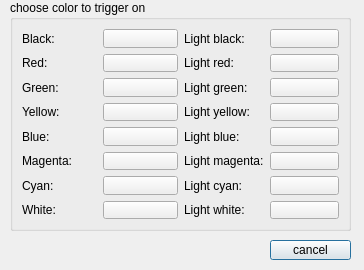
This is src/ui/color_trigger.ui in Mudlet/Mudlet as Qt 5 draws it before an edit. The edited form follows.
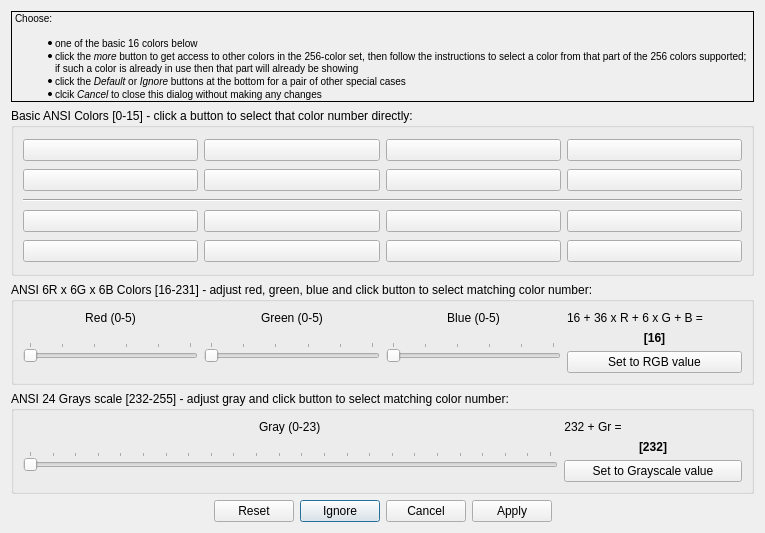
This is the edited form. Icons and pictures are not drawn.

Patch:
```diff
--- a/src/ui/color_trigger.ui
+++ b/src/ui/color_trigger.ui
@@ -9,91 +9,55 @@
    <rect>
     <x>0</x>
     <y>0</y>
-    <width>364</width>
-    <height>270</height>
+    <width>765</width>
+    <height>533</height>
    </rect>
   </property>
   <property name="modal">
    <bool>true</bool>
   </property>
-  <widget class="QPushButton" name="closeButton">
-   <property name="geometry">
-    <rect>
-     <x>270</x>
-     <y>240</y>
-     <width>81</width>
-     <height>20</height>
-    </rect>
+  <layout class="QVBoxLayout" name="verticalLayout">
+   <property name="sizeConstraint">
+    <enum>QLayout::SetMinimumSize</enum>
    </property>
-   <property name="text">
-    <string>cancel</string>
-   </property>
-  </widget>
-  <widget class="QGroupBox" name="groupBox_2">
-   <property name="geometry">
-    <rect>
-     <x>10</x>
-     <y>0</y>
-     <width>341</width>
-     <height>231</height>
-    </rect>
-   </property>
-   <property name="title">
-    <string>choose color to trigger on</string>
-   </property>
-   <layout class="QGridLayout" name="gridLayout_8">
-    <item row="0" column="0">
-     <layout class="QGridLayout" name="gridLayout_4">
+   <item>
+    <widget class="QLabel" name="label">
+     <property name="frameShape">
+      <enum>QFrame::Panel</enum>
+     </property>
+     <property name="frameShadow">
+      <enum>QFrame::Plain</enum>
+     </property>
+     <property name="text">
+      <string comment="Ensure that &quot;Default&quot;, &quot;Ignore&quot; and &quot;Cancel&quot; in this instruction are the same as used for the controls elsewhere on this dialog.">&lt;small&gt;Choose:&lt;ul&gt;&lt;li&gt;one of the basic 16 colors below&lt;/li&gt;
+&lt;li&gt;click the &lt;i&gt;more&lt;/i&gt; button to get access to other colors in the 256-color set, then follow the instructions to select a color from that part of the 256 colors supported; if such a color is already in use then that part will already be showing&lt;/li&gt;
+&lt;li&gt;click the &lt;i&gt;Default&lt;/i&gt; or &lt;i&gt;Ignore&lt;/i&gt; buttons at the bottom for a pair of other special cases&lt;/li&gt;
+&lt;li&gt;clcik &lt;i&gt;Cancel&lt;/i&gt; to close this dialog without making any changes&lt;/li&gt;&lt;/ul&gt;&lt;/small&gt;</string>
+     </property>
+     <property name="scaledContents">
+      <bool>false</bool>
+     </property>
+     <property name="wordWrap">
+      <bool>true</bool>
+     </property>
+     <property name="textInteractionFlags">
+      <set>Qt::NoTextInteraction</set>
+     </property>
+    </widget>
+   </item>
+   <item>
+    <widget class="QGroupBox" name="groupBox_basicColors">
+     <property name="title">
+      <string>Basic ANSI Colors [0-15] - click a button to select that color number directly:</string>
+     </property>
+     <property name="checkable">
+      <bool>false</bool>
+     </property>
+     <layout class="QGridLayout" name="gridLayout" rowstretch="1,1,0,1,1">
+      <property name="sizeConstraint">
+       <enum>QLayout::SetMinimumSize</enum>
+      </property>
       <item row="0" column="0">
-       <widget class="QLabel" name="label">
-        <property name="text">
-         <string>Black:</string>
-        </property>
-       </widget>
-      </item>
-      <item row="1" column="0">
-       <widget class="QLabel" name="label_2">
-        <property name="text">
-         <string>Red:</string>
-        </property>
-       </widget>
-      </item>
-      <item row="2" column="0">
-       <widget class="QLabel" name="label_3">
-        <property name="text">
-         <string>Green:</string>
-        </property>
-       </widget>
-      </item>
-      <item row="4" column="0">
-       <widget class="QLabel" name="label_5">
-        <property name="text">
-         <string>Blue:</string>
-        </property>
-       </widget>
-      </item>
-      <item row="5" column="0">
-       <widget class="QLabel" name="label_6">
-        <property name="text">
-         <string>Magenta:</string>
-        </property>
-       </widget>
-      </item>
-      <item row="6" column="0">
-       <widget class="QLabel" name="label_7">
-        <property name="text">
-         <string>Cyan:</string>
-        </property>
-       </widget>
-      </item>
-      <item row="7" column="0">
-       <widget class="QLabel" name="label_8">
-        <property name="text">
-         <string>White:</string>
-        </property>
-       </widget>
-      </item>
-      <item row="0" column="1">
        <widget class="QPushButton" name="pushButton_black">
         <property name="autoFillBackground">
          <bool>true</bool>
@@ -103,7 +67,7 @@
         </property>
        </widget>
       </item>
-      <item row="1" column="1">
+      <item row="0" column="1">
        <widget class="QPushButton" name="pushButton_red">
         <property name="autoFillBackground">
          <bool>true</bool>
@@ -113,7 +77,7 @@
         </property>
        </widget>
       </item>
-      <item row="2" column="1">
+      <item row="0" column="2">
        <widget class="QPushButton" name="pushButton_green">
         <property name="autoFillBackground">
          <bool>true</bool>
@@ -123,7 +87,7 @@
         </property>
        </widget>
       </item>
-      <item row="3" column="1">
+      <item row="0" column="3">
        <widget class="QPushButton" name="pushButton_yellow">
         <property name="autoFillBackground">
          <bool>true</bool>
@@ -133,7 +97,7 @@
         </property>
        </widget>
       </item>
-      <item row="4" column="1">
+      <item row="1" column="0">
        <widget class="QPushButton" name="pushButton_blue">
         <property name="autoFillBackground">
          <bool>true</bool>
@@ -143,7 +107,7 @@
         </property>
        </widget>
       </item>
-      <item row="5" column="1">
+      <item row="1" column="1">
        <widget class="QPushButton" name="pushButton_magenta">
         <property name="autoFillBackground">
          <bool>true</bool>
@@ -153,7 +117,7 @@
         </property>
        </widget>
       </item>
-      <item row="6" column="1">
+      <item row="1" column="2">
        <widget class="QPushButton" name="pushButton_cyan">
         <property name="autoFillBackground">
          <bool>true</bool>
@@ -163,7 +127,7 @@
         </property>
        </widget>
       </item>
-      <item row="7" column="1">
+      <item row="1" column="3">
        <widget class="QPushButton" name="pushButton_white">
         <property name="autoFillBackground">
          <bool>true</bool>
@@ -173,67 +137,14 @@
         </property>
        </widget>
       </item>
-      <item row="3" column="0">
-       <widget class="QLabel" name="label_4">
-        <property name="text">
-         <string>Yellow:</string>
+      <item row="2" column="0" colspan="4">
+       <widget class="Line" name="line_basicColorDivider">
+        <property name="orientation">
+         <enum>Qt::Horizontal</enum>
         </property>
        </widget>
       </item>
-     </layout>
-    </item>
-    <item row="0" column="1">
-     <layout class="QGridLayout" name="gridLayout_3">
-      <item row="0" column="0">
-       <widget class="QLabel" name="label_13">
-        <property name="text">
-         <string>Light black:</string>
-        </property>
-       </widget>
-      </item>
-      <item row="1" column="0">
-       <widget class="QLabel" name="label_14">
-        <property name="text">
-         <string>Light red:</string>
-        </property>
-       </widget>
-      </item>
-      <item row="2" column="0">
-       <widget class="QLabel" name="label_9">
-        <property name="text">
-         <string>Light green:</string>
-        </property>
-       </widget>
-      </item>
       <item row="3" column="0">
-       <widget class="QLabel" name="label_15">
-        <property name="text">
-         <string>Light yellow:</string>
-        </property>
-       </widget>
-      </item>
-      <item row="4" column="0">
-       <widget class="QLabel" name="label_16">
-        <property name="text">
-         <string>Light blue:</string>
-        </property>
-       </widget>
-      </item>
-      <item row="5" column="0">
-       <widget class="QLabel" name="label_11">
-        <property name="text">
-         <string>Light magenta:</string>
-        </property>
-       </widget>
-      </item>
-      <item row="6" column="0">
-       <widget class="QLabel" name="label_12">
-        <property name="text">
-         <string>Light cyan:</string>
-        </property>
-       </widget>
-      </item>
-      <item row="0" column="1">
        <widget class="QPushButton" name="pushButton_Lblack">
         <property name="autoFillBackground">
          <bool>true</bool>
@@ -243,7 +154,7 @@
         </property>
        </widget>
       </item>
-      <item row="1" column="1">
+      <item row="3" column="1">
        <widget class="QPushButton" name="pushButton_Lred">
         <property name="autoFillBackground">
          <bool>true</bool>
@@ -253,7 +164,7 @@
         </property>
        </widget>
       </item>
-      <item row="2" column="1">
+      <item row="3" column="2">
        <widget class="QPushButton" name="pushButton_Lgreen">
         <property name="autoFillBackground">
          <bool>true</bool>
@@ -263,7 +174,7 @@
         </property>
        </widget>
       </item>
-      <item row="3" column="1">
+      <item row="3" column="3">
        <widget class="QPushButton" name="pushButton_Lyellow">
         <property name="autoFillBackground">
          <bool>true</bool>
@@ -273,7 +184,7 @@
         </property>
        </widget>
       </item>
-      <item row="4" column="1">
+      <item row="4" column="0">
        <widget class="QPushButton" name="pushButton_Lblue">
         <property name="autoFillBackground">
          <bool>true</bool>
@@ -283,7 +194,7 @@
         </property>
        </widget>
       </item>
-      <item row="5" column="1">
+      <item row="4" column="1">
        <widget class="QPushButton" name="pushButton_Lmagenta">
         <property name="autoFillBackground">
          <bool>true</bool>
@@ -293,7 +204,7 @@
         </property>
        </widget>
       </item>
-      <item row="6" column="1">
+      <item row="4" column="2">
        <widget class="QPushButton" name="pushButton_Lcyan">
         <property name="autoFillBackground">
          <bool>true</bool>
@@ -303,14 +214,7 @@
         </property>
        </widget>
       </item>
-      <item row="7" column="0">
-       <widget class="QLabel" name="label_10">
-        <property name="text">
-         <string>Light white:</string>
-        </property>
-       </widget>
-      </item>
-      <item row="7" column="1">
+      <item row="4" column="3">
        <widget class="QPushButton" name="pushButton_Lwhite">
         <property name="autoFillBackground">
          <bool>true</bool>
@@ -321,9 +225,213 @@
        </widget>
       </item>
      </layout>
-    </item>
-   </layout>
-  </widget>
+    </widget>
+   </item>
+   <item>
+    <widget class="QGroupBox" name="groupBox_rgbScale">
+     <property name="title">
+      <string>ANSI 6R x 6G x 6B Colors [16-231] - adjust red, green, blue and click button to select matching color number:</string>
+     </property>
+     <property name="checkable">
+      <bool>false</bool>
+     </property>
+     <property name="checked">
+      <bool>false</bool>
+     </property>
+     <layout class="QGridLayout" name="gridLayout_2" columnstretch="1,1,1,1">
+      <item row="0" column="0" alignment="Qt::AlignHCenter">
+       <widget class="QLabel" name="label_red">
+        <property name="text">
+         <string>Red (0-5)</string>
+        </property>
+        <property name="alignment">
+         <set>Qt::AlignCenter</set>
+        </property>
+       </widget>
+      </item>
+      <item row="0" column="1" alignment="Qt::AlignHCenter">
+       <widget class="QLabel" name="label_green">
+        <property name="text">
+         <string>Green (0-5)</string>
+        </property>
+        <property name="alignment">
+         <set>Qt::AlignCenter</set>
+        </property>
+       </widget>
+      </item>
+      <item row="0" column="2" alignment="Qt::AlignHCenter">
+       <widget class="QLabel" name="label_blue">
+        <property name="text">
+         <string>Blue (0-5)</string>
+        </property>
+        <property name="alignment">
+         <set>Qt::AlignCenter</set>
+        </property>
+       </widget>
+      </item>
+      <item row="0" column="3" alignment="Qt::AlignLeft">
+       <widget class="QLabel" name="label_rgbFormula">
+        <property name="text">
+         <string>16 + 36 x R + 6 x G + B =</string>
+        </property>
+       </widget>
+      </item>
+      <item row="1" column="0" rowspan="2">
+       <widget class="QSlider" name="horizontalSlider_red">
+        <property name="maximum">
+         <number>5</number>
+        </property>
+        <property name="pageStep">
+         <number>1</number>
+        </property>
+        <property name="orientation">
+         <enum>Qt::Horizontal</enum>
+        </property>
+        <property name="tickPosition">
+         <enum>QSlider::TicksAbove</enum>
+        </property>
+       </widget>
+      </item>
+      <item row="1" column="1" rowspan="2">
+       <widget class="QSlider" name="horizontalSlider_green">
+        <property name="maximum">
+         <number>5</number>
+        </property>
+        <property name="orientation">
+         <enum>Qt::Horizontal</enum>
+        </property>
+        <property name="tickPosition">
+         <enum>QSlider::TicksAbove</enum>
+        </property>
+       </widget>
+      </item>
+      <item row="1" column="2" rowspan="2">
+       <widget class="QSlider" name="horizontalSlider_blue">
+        <property name="maximum">
+         <number>5</number>
+        </property>
+        <property name="orientation">
+         <enum>Qt::Horizontal</enum>
+        </property>
+        <property name="tickPosition">
+         <enum>QSlider::TicksAbove</enum>
+        </property>
+       </widget>
+      </item>
+      <item row="1" column="3">
+       <widget class="QLabel" name="label_rgbValue">
+        <property name="font">
+         <font>
+          <weight>75</weight>
+          <bold>true</bold>
+         </font>
+        </property>
+        <property name="frameShape">
+         <enum>QFrame::NoFrame</enum>
+        </property>
+        <property name="frameShadow">
+         <enum>QFrame::Plain</enum>
+        </property>
+        <property name="text">
+         <string>[16]</string>
+        </property>
+        <property name="alignment">
+         <set>Qt::AlignCenter</set>
+        </property>
+       </widget>
+      </item>
+      <item row="2" column="3">
+       <widget class="QPushButton" name="pushButton_setUsingRgbValue">
+        <property name="text">
+         <string>Set to RGB value</string>
+        </property>
+       </widget>
+      </item>
+     </layout>
+    </widget>
+   </item>
+   <item>
+    <widget class="QGroupBox" name="groupBox_grayScale">
+     <property name="title">
+      <string>ANSI 24 Grays scale [232-255] - adjust gray and click button to select matching color number:</string>
+     </property>
+     <property name="checkable">
+      <bool>false</bool>
+     </property>
+     <property name="checked">
+      <bool>false</bool>
+     </property>
+     <layout class="QGridLayout" name="gridLayout_3" columnstretch="3,1">
+      <item row="0" column="0" alignment="Qt::AlignHCenter">
+       <widget class="QLabel" name="label_gray">
+        <property name="text">
+         <string>Gray (0-23)</string>
+        </property>
+       </widget>
+      </item>
+      <item row="0" column="1" alignment="Qt::AlignLeft">
+       <widget class="QLabel" name="label_grayFormula">
+        <property name="text">
+         <string>232 + Gr =</string>
+        </property>
+        <property name="alignment">
+         <set>Qt::AlignCenter</set>
+        </property>
+       </widget>
+      </item>
+      <item row="1" column="0" rowspan="2">
+       <widget class="QSlider" name="horizontalSlider_gray">
+        <property name="maximum">
+         <number>23</number>
+        </property>
+        <property name="pageStep">
+         <number>4</number>
+        </property>
+        <property name="orientation">
+         <enum>Qt::Horizontal</enum>
+        </property>
+        <property name="tickPosition">
+         <enum>QSlider::TicksAbove</enum>
+        </property>
+       </widget>
+      </item>
+      <item row="1" column="1">
+       <widget class="QLabel" name="label_grayValue">
+        <property name="font">
+         <font>
+          <weight>75</weight>
+          <bold>true</bold>
+         </font>
+        </property>
+        <property name="text">
+         <string>[232]</string>
+        </property>
+        <property name="alignment">
+         <set>Qt::AlignCenter</set>
+        </property>
+       </widget>
+      </item>
+      <item row="2" column="1">
+       <widget class="QPushButton" name="pushButton_setUsingGrayValue">
+        <property name="text">
+         <string>Set to Grayscale value</string>
+        </property>
+       </widget>
+      </item>
+     </layout>
+    </widget>
+   </item>
+   <item>
+    <widget class="QDialogButtonBox" name="buttonBox">
+     <property name="standardButtons">
+      <set>QDialogButtonBox::Apply|QDialogButtonBox::Cancel|QDialogButtonBox::Ignore|QDialogButtonBox::Reset</set>
+     </property>
+     <property name="centerButtons">
+      <bool>true</bool>
+     </property>
+    </widget>
+   </item>
+  </layout>
  </widget>
  <resources/>
  <connections/>
```
Left out of the diff: 32 changed lines with no effect on the pictures.
